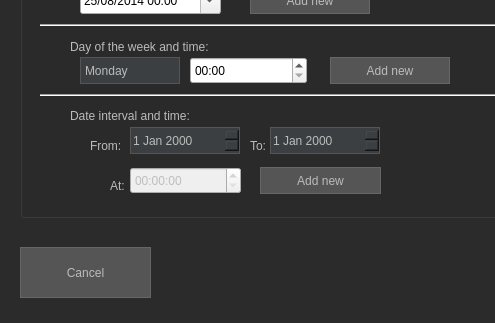
Old version of the form src/add_program.ui in the repository netpack/XFB; both pictures show x 0 to 495 and y 363 to 686 of the 716 by 686 pixel window.
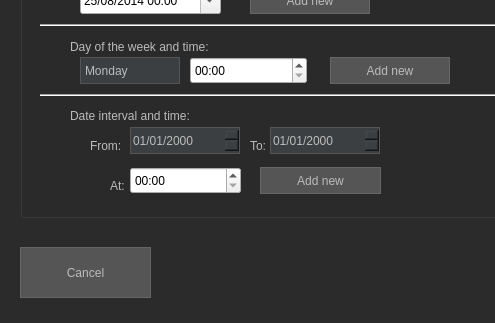
New version of the form. Icons and pictures are not drawn.

```diff
--- a/src/add_program.ui
+++ b/src/add_program.ui
@@ -339,9 +339,6 @@
     </property>
    </widget>
    <widget class="QDateEdit" name="dateEdit">
-    <property name="enabled">
-     <bool>false</bool>
-    </property>
     <property name="geometry">
      <rect>
       <x>110</x>
@@ -350,6 +347,12 @@
       <height>27</height>
      </rect>
     </property>
+    <property name="locale">
+     <locale language="English" country="UnitedStates"/>
+    </property>
+    <property name="displayFormat">
+     <string>dd/MM/yyyy</string>
+    </property>
    </widget>
    <widget class="QLabel" name="label_8">
     <property name="geometry">
@@ -378,9 +381,6 @@
     </property>
    </widget>
    <widget class="QDateEdit" name="dateEdit_2">
-    <property name="enabled">
-     <bool>false</bool>
-    </property>
     <property name="geometry">
      <rect>
       <x>250</x>
@@ -389,6 +389,12 @@
       <height>27</height>
      </rect>
     </property>
+    <property name="locale">
+     <locale language="English" country="UnitedStates"/>
+    </property>
+    <property name="displayFormat">
+     <string>dd/MM/yyyy</string>
+    </property>
    </widget>
    <widget class="QLabel" name="label_10">
     <property name="geometry">
@@ -404,9 +410,6 @@
     </property>
    </widget>
    <widget class="QTimeEdit" name="timeEdit_2">
-    <property name="enabled">
-     <bool>false</bool>
-    </property>
     <property name="geometry">
      <rect>
       <x>110</x>
@@ -415,6 +418,12 @@
       <height>27</height>
      </rect>
     </property>
+    <property name="locale">
+     <locale language="English" country="UnitedStates"/>
+    </property>
+    <property name="displayFormat">
+     <string>hh:mm</string>
+    </property>
    </widget>
    <widget class="QPushButton" name="pushButton_7">
     <property name="enabled">
```
Left out of the diff: 3 changed lines with no effect on the pictures.
